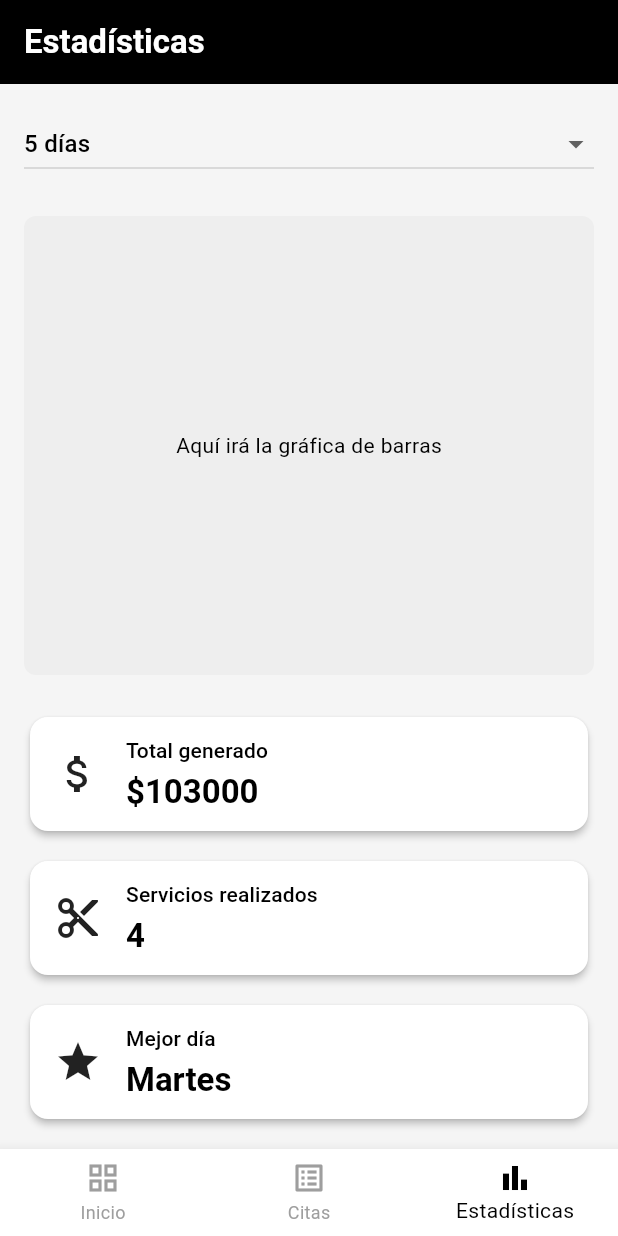
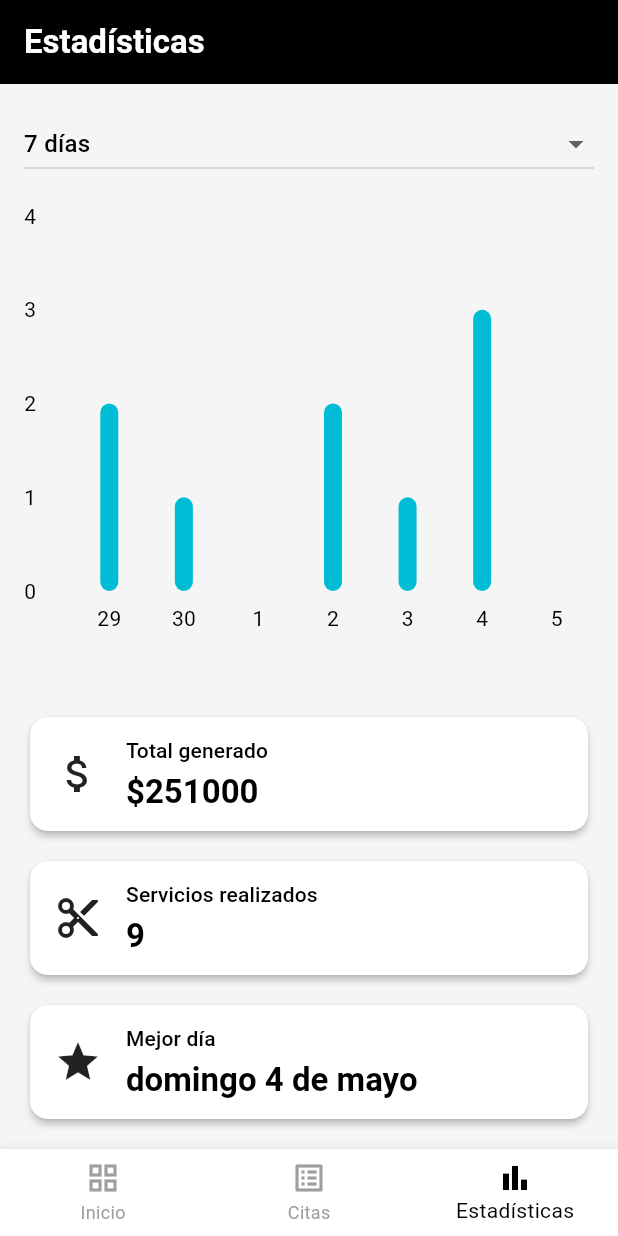
Before and after one commit to 07santiago21/BarberWise, a Flutter app: the screen it shows after launch, item 3 of the bottom bar chosen, on a phone screen of 412 x 824 dp. Run offline on Flutter 3.47's test engine with Material 3 defaults, Android fonts, the phone set to English and light mode, and no system bars.

Commit message:
fix(general): changes for graphics

```diff
--- a/lib/data/datasources/mock_appointments_datasource.dart
+++ b/lib/data/datasources/mock_appointments_datasource.dart
@@ -8,40 +8,125 @@ class MockAppointmentsDatasource {
 
   MockAppointmentsDatasource() {
     allAppointments.addAll([
-      // 📅 6 de mayo
       Appointments(
-        clientName: 'Juan Pérez',
+        clientName: 'Fabio G.',
+        startTime: DateTime(2025, 4, 20, 8, 0),
+        endTime: DateTime(2025, 4, 20, 8, 30),
+        services: [services[0]],
+      ),
+      Appointments(
+        clientName: 'Margarita D.',
+        startTime: DateTime(2025, 4, 20, 9, 0),
+        endTime: DateTime(2025, 4, 20, 9, 20),
+        services: [services[1]],
+      ),
+      Appointments(
+        clientName: 'Jorge T.',
+        startTime: DateTime(2025, 4, 20, 10, 0),
+        endTime: DateTime(2025, 4, 20, 11, 0),
+        services: [services[2]],
+      ),
+      Appointments(
+        clientName: 'Juan David R.',
+        startTime: DateTime(2025, 4, 20, 11, 30),
+        endTime: DateTime(2025, 4, 20, 12, 0),
+        services: [services[3]],
+      ),
+      Appointments(
+        clientName: 'Sebastian P.',
+        startTime: DateTime(2025, 4, 20, 12, 30),
+        endTime: DateTime(2025, 4, 20, 13, 0),
+        services: [services[0], services[3]],
+      ),
+      Appointments(
+        clientName: 'Sofía R.',
+        startTime: DateTime(2025, 4, 29, 9, 0),
+        endTime: DateTime(2025, 4, 29, 9, 30),
+        services: [services[0]],
+      ),
+      Appointments(
+        clientName: 'Pedro Á.',
+        startTime: DateTime(2025, 4, 29, 10, 0),
+        endTime: DateTime(2025, 4, 29, 10, 20),
+        services: [services[1]],
+      ),
+      Appointments(
+        clientName: 'María G.',
+        startTime: DateTime(2025, 4, 29, 11, 0),
+        endTime: DateTime(2025, 4, 29, 11, 25),
+        services: [services[2]],
+      ),
+      Appointments(
+        clientName: 'Luis M.',
+        startTime: DateTime(2025, 4, 29, 12, 0),
+        endTime: DateTime(2025, 4, 29, 12, 30),
+        services: [services[3]],
+      ),
+      Appointments(
+        clientName: 'Andrés H.',
+        startTime: DateTime(2025, 5, 1, 10, 0),
+        endTime: DateTime(2025, 5, 1, 10, 20),
+        services: [services[1]],
+      ),
+      Appointments(
+        clientName: 'Carla R.',
+        startTime: DateTime(2025, 5, 2, 11, 0),
+        endTime: DateTime(2025, 5, 2, 11, 50),
+        services: [services[0], services[1]],
+      ),
+      Appointments(
+        clientName: 'Diego V.',
+        startTime: DateTime(2025, 5, 3, 14, 0),
+        endTime: DateTime(2025, 5, 3, 14, 25),
+        services: [services[3]],
+      ),
+      Appointments(
+        clientName: 'Elena C.',
+        startTime: DateTime(2025, 5, 4, 16, 30),
+        endTime: DateTime(2025, 5, 4, 17, 30),
+        services: [services[2]],
+      ),
+      Appointments(
+        clientName: 'Miguel D.',
+        startTime: DateTime(2025, 5, 5, 9, 0),
+        endTime: DateTime(2025, 5, 5, 9, 30),
+        services: [services[0]],
+      ),
+      Appointments(
+        clientName: 'Ana P.',
+        startTime: DateTime(2025, 5, 5, 10, 0),
+        endTime: DateTime(2025, 5, 5, 10, 45),
+        services: [services[2]],
+      ),
+      Appointments(
+        clientName: 'Juan P.',
         startTime: DateTime(2025, 5, 6, 9, 0),
         endTime: DateTime(2025, 5, 6, 9, 30),
-        services: [services[0]], // Corte de pelo
+        services: [services[0]],
       ),
       Appointments(
-        clientName: 'María López',
+        clientName: 'María L.',
         startTime: DateTime(2025, 5, 6, 10, 0),
         endTime: DateTime(2025, 5, 6, 10, 45),
-        services: [services[1], services[3]], // Cejas + barba
+        services: [services[1], services[3]],
       ),
-
-      // 📅 8 de mayo
       Appointments(
-        clientName: 'Carlos Gómez',
+        clientName: 'Carlos G.',
         startTime: DateTime(2025, 5, 8, 14, 0),
         endTime: DateTime(2025, 5, 8, 15, 0),
-        services: [services[2]], // Coloración
+        services: [services[2]],
       ),
-
-      // 📅 10 de mayo
       Appointments(
-        clientName: 'Ana Torres',
+        clientName: 'Ana T.',
         startTime: DateTime(2025, 5, 10, 16, 0),
         endTime: DateTime(2025, 5, 10, 17, 0),
-        services: [services[0], services[2]], // Corte de pelo + coloración
+        services: [services[0], services[2]],
       ),
       Appointments(
-        clientName: 'Luis Martínez',
+        clientName: 'Luis M.',
         startTime: DateTime(2025, 5, 10, 17, 30),
         endTime: DateTime(2025, 5, 10, 18, 0),
-        services: [services[3]], // Corte de barba
+        services: [services[3]],
       ),
     ]);
   }
--- a/lib/data/datasources/mock_services_datasource.dart
+++ b/lib/data/datasources/mock_services_datasource.dart
@@ -6,30 +6,25 @@ class MockServicesDatasource {
       name: 'Corte de pelo',
       price: 25000,
       duration: Duration(minutes: 30),
-      date: DateTime(2025, 5, 6), // 6 de mayo 2025
     ),
     Service(
       name: 'Depilación de cejas',
       price: 15000,
       duration: Duration(minutes: 20),
-      date: DateTime(2025, 5, 6), // 6 de mayo 2025
     ),
     Service(
       name: 'Coloración',
       price: 45000,
       duration: Duration(minutes: 60),
-      date: DateTime(2025, 5, 8), // 8 de mayo 2025
     ),
     Service(
       name: 'Corte de barba',
       price: 18000,
       duration: Duration(minutes: 25),
-      date: DateTime(2025, 5, 10), // 10 de mayo 2025
     ),
   ];
 
   Future<List<Service>> getServicesByRange(DateTime from, DateTime to) async {
-    await Future.delayed(const Duration(milliseconds: 300));
     return services;
   }
 }
--- a/lib/domain/entities/haircut_type.dart.dart
+++ b/lib/domain/entities/haircut_type.dart.dart
@@ -1,4 +1,3 @@
-/// Tipos de servicios
 enum HaircutType {
   haircutOnly,
   beardOnly,
--- a/lib/domain/entities/services.dart
+++ b/lib/domain/entities/services.dart
@@ -2,12 +2,10 @@ class Service {
   final String name;
   final double price;
   final Duration duration;
-  final DateTime date;
 
   Service({
     required this.name,
     required this.price,
     required this.duration,
-    required this.date,
   });
 }
--- a/lib/domain/enums/time_filter.dart
+++ b/lib/domain/enums/time_filter.dart
@@ -1,35 +1,31 @@
-/// Filtros temporales para estadísticas
 enum TimeFilter {
-  last5Days,
   last7Days,
+  last15Days,
   last30Days,
 }
 
 extension TimeFilterExtension on TimeFilter {
-  /// Cuántos días atrás incluye el filtro
   int get days {
     switch (this) {
-      case TimeFilter.last5Days:
-        return 5;
       case TimeFilter.last7Days:
         return 7;
+      case TimeFilter.last15Days:
+        return 15;
       case TimeFilter.last30Days:
         return 30;
     }
   }
 
-  /// Nombre para mostrar en la UI
   String get displayName {
     switch (this) {
-      case TimeFilter.last5Days:
-        return '5 días';
       case TimeFilter.last7Days:
         return '7 días';
+      case TimeFilter.last15Days:
+        return '15 días';
       case TimeFilter.last30Days:
         return '30 días';
     }
   }
 
-  /// Fecha de inicio (hoy menos [days]−1, para incluir hoy)
   DateTime get startDate => DateTime.now().subtract(Duration(days: days - 1));
 }
--- a/lib/domain/usecases/calculate_profits.dart
+++ b/lib/domain/usecases/calculate_profits.dart
@@ -1,7 +1,6 @@
-import '../entities/services.dart';
+import '../entities/appointments.dart';
 
-/// Suma los precios de todos los cortes
 class CalculateProfits {
-  double call(List<Service> haircuts) =>
-      haircuts.fold(0.0, (sum, h) => sum + h.price);
+  double call(List<Appointments> apps) =>
+      apps.fold(0.0, (sum, a) => sum + a.totalPrice);
 }
--- /dev/null
+++ b/lib/domain/usecases/count_appointments.dart
@@ -0,0 +1,10 @@
+import '../entities/appointments.dart';
+
+class CountAppointments {
+  int call(List<Appointments> appointments) {
+    return appointments.fold(
+      0,
+      (sum, appt) => sum + appt.services.length,
+    );
+  }
+}
--- a/lib/domain/usecases/count_services.dart
+++ /dev/null
@@ -1,6 +0,0 @@
-import '../entities/services.dart';
-
-/// Cuenta cuántos cortes hay en la lista
-class CountServices {
-  int call(List<Service> haircuts) => haircuts.length;
-}
--- /dev/null
+++ b/lib/domain/usecases/get_appointments_by_range.dart
@@ -0,0 +1,15 @@
+import '../entities/appointments.dart';
+
+class GetAppointmentsByRange {
+  final Future<List<Appointments>> Function(DateTime from, DateTime to)
+      repository;
+
+  GetAppointmentsByRange(this.repository);
+
+  Future<List<Appointments>> call(DateTime from, DateTime to) async {
+    final all = await repository(from, to);
+    return all
+        .where((a) => !a.startTime.isBefore(from) && !a.startTime.isAfter(to))
+        .toList();
+  }
+}
--- a/lib/domain/usecases/get_best_day.dart
+++ b/lib/domain/usecases/get_best_day.dart
@@ -1,30 +1,45 @@
-import '../entities/services.dart';
+import 'package:intl/intl.dart';
+import '../entities/appointments.dart';
+import '../enums/time_filter.dart';
 
-/// Determina el día (nombre) con más cortes
 class GetBestDay {
-  String call(List<Service> haircuts) {
-    if (haircuts.isEmpty) return '';
+  String call(List<Appointments> appointments, TimeFilter filter) {
+    if (appointments.isEmpty) return '';
 
-    // Agrupamos por día (solo fecha)
-    final Map<DateTime, int> counts = {};
-    for (var h in haircuts) {
-      final day = DateTime(h.date.year, h.date.month, h.date.day);
-      counts[day] = (counts[day] ?? 0) + 1;
+    final from = filter.startDate;
+    final to = DateTime.now();
+    final totalDays = to.difference(from).inDays + 1;
+    final groupByWeek = filter == TimeFilter.last30Days;
+    final bucketCount = groupByWeek ? 4 : totalDays;
+
+    final counts = <int, int>{};
+    for (var a in appointments) {
+      final svcCount = a.services.length;
+      if (svcCount == 0) continue;
+      final diff = a.startTime.difference(from).inDays;
+      final bucket = groupByWeek ? (diff * bucketCount ~/ totalDays) : diff;
+      counts[bucket] = (counts[bucket] ?? 0) + svcCount;
+    }
+    if (counts.isEmpty) return '';
+
+    final bestBucket = counts.entries
+        .reduce((a, b) => a.value > b.value ? a : (a.value < b.value ? b : a))
+        .key;
+
+    DateTime bestDate;
+    if (groupByWeek) {
+      final span = totalDays / bucketCount;
+      final startOff = (bestBucket * span).floor();
+      final endOff = ((bestBucket + 1) * span).ceil() - 1;
+      bestDate = from.add(Duration(days: (startOff + endOff) ~/ 2));
+    } else {
+      bestDate = from.add(Duration(days: bestBucket));
     }
 
-    // Buscamos el día con más cortes
-    final bestEntry =
-        counts.entries.reduce((a, b) => a.value > b.value ? a : b);
-    final weekday = bestEntry.key.weekday;
-    const nombres = [
-      'Lunes',
-      'Martes',
-      'Miércoles',
-      'Jueves',
-      'Viernes',
-      'Sábado',
-      'Domingo'
-    ];
-    return nombres[weekday - 1];
+    final locale = 'es';
+    final weekday = DateFormat('EEEE', locale).format(bestDate).toLowerCase();
+    final day = bestDate.day;
+    final month = DateFormat('MMMM', locale).format(bestDate).toLowerCase();
+    return '$weekday $day de $month';
   }
 }
--- a/lib/domain/usecases/get_services_by_range.dart
+++ /dev/null
@@ -1,12 +0,0 @@
-import '../entities/services.dart';
-
-/// Caso de uso puro que recibe una función de repositorio
-class GetServiceByRange {
-  final Future<List<Service>> Function(DateTime from, DateTime to) repository;
-
-  GetServiceByRange(this.repository);
-
-  Future<List<Service>> call(DateTime from, DateTime to) {
-    return repository(from, to);
-  }
-}
--- a/lib/presentation/pages/statistics_screen.dart
+++ b/lib/presentation/pages/statistics_screen.dart
@@ -29,7 +29,7 @@ class StatisticsScreen extends StatelessWidget {
                   const SizedBox(height: 24),
                   Expanded(
                     child: HaircutsBarChart(
-                      data: prov.services,
+                      data: prov.appointments,
                       filter: prov.filter,
                     ),
                   ),
@@ -56,7 +56,6 @@ class StatisticsScreen extends StatelessWidget {
             },
           ),
         ),
-        // El navbar lo implementará tu compañero; aquí no lo incluimos
       ),
     );
   }
--- a/lib/presentation/providers/statistics_provider.dart
+++ b/lib/presentation/providers/statistics_provider.dart
@@ -1,34 +1,42 @@
 import 'package:flutter/material.dart';
 
 import '../../domain/enums/time_filter.dart';
-import '../../domain/entities/services.dart';
-import '../../domain/usecases/get_services_by_range.dart';
-import '../../domain/usecases/count_services.dart';
+import '../../domain/entities/appointments.dart';
+import '../../domain/usecases/get_appointments_by_range.dart';
+import '../../domain/usecases/count_appointments.dart';
 import '../../domain/usecases/calculate_profits.dart';
 import '../../domain/usecases/get_best_day.dart';
-import '../../data/datasources/mock_services_datasource.dart';
+import '../../data/datasources/mock_appointments_datasource.dart';
 
 class StatisticsProvider extends ChangeNotifier {
-  final _datasource = MockServicesDatasource();
+  final _datasource = MockAppointmentsDatasource();
 
-  // UseCases
-  late final _getByRange = GetServiceByRange(
-    _datasource.getServicesByRange,
+  late final GetAppointmentsByRange _getByRange = GetAppointmentsByRange(
+    (DateTime from, DateTime to) async {
+      final List<Appointments> all = [];
+      final days = to.difference(from).inDays;
+      for (int i = 0; i <= days; i++) {
+        final date =
+            DateTime(from.year, from.month, from.day).add(Duration(days: i));
+        final page = await _datasource.getAppointmentsFor(date);
+        all.addAll(page);
+      }
+      return all;
+    },
   );
-  final _count = CountServices();
-  final _profits = CalculateProfits();
-  final _bestDay = GetBestDay();
 
-  // Estado
-  TimeFilter _filter = TimeFilter.last5Days;
-  List<Service> _services = [];
+  final CountAppointments _count = CountAppointments();
+  final CalculateProfits _profits = CalculateProfits();
+  final GetBestDay _bestDayUseCase = GetBestDay();
+
+  TimeFilter _filter = TimeFilter.last7Days;
+  List<Appointments> _appointments = [];
   double _totalProfit = 0;
   int _totalCount = 0;
   String _bestDayName = '';
 
-  // Getters
   TimeFilter get filter => _filter;
-  List<Service> get services => _services;
+  List<Appointments> get appointments => _appointments;
   double get totalProfit => _totalProfit;
   int get totalCount => _totalCount;
   String get bestDayName => _bestDayName;
@@ -37,7 +45,6 @@ class StatisticsProvider extends ChangeNotifier {
     loadStatistics();
   }
 
-  /// Cambia el filtro y recarga datos
   Future<void> setFilter(TimeFilter newFilter) async {
     _filter = newFilter;
     notifyListeners();
@@ -47,10 +54,13 @@ class StatisticsProvider extends ChangeNotifier {
   Future<void> loadStatistics() async {
     final from = _filter.startDate;
     final to = DateTime.now();
-    _services = await _getByRange(from, to);
-    _totalCount = _count(_services);
-    _totalProfit = _profits(_services);
-    _bestDayName = _bestDay(_services);
+
+    _appointments = await _getByRange(from, to);
+
+    _totalCount = _count(_appointments);
+    _totalProfit = _profits(_appointments);
+    _bestDayName = _bestDayUseCase(_appointments, _filter);
+
     notifyListeners();
   }
 }
--- a/lib/presentation/widgets/statistics/haircuts_bar_chart.dart
+++ b/lib/presentation/widgets/statistics/haircuts_bar_chart.dart
@@ -1,30 +1,124 @@
+// lib/presentation/widgets/statistics/haircuts_bar_chart.dart
+
+import 'package:fl_chart/fl_chart.dart';
 import 'package:flutter/material.dart';
-import '../../../domain/entities/services.dart';
+
+import '../../../domain/entities/appointments.dart';
 import '../../../domain/enums/time_filter.dart';
 
-/// Placeholder de gráfica de barras.
-/// Más adelante puedes sustituirlo por una implementación real
-/// (p. ej. fl_chart o charts_flutter).
 class HaircutsBarChart extends StatelessWidget {
-  final List<Service> data;
+  /// Lista de todas las citas ya filtradas en el provider
+  final List<Appointments> data;
+
+  /// Filtro actual (7, 15 o 30 días)
   final TimeFilter filter;
 
   const HaircutsBarChart({
-    super.key,
+    Key? key,
     required this.data,
     required this.filter,
-  });
+  }) : super(key: key);
 
   @override
   Widget build(BuildContext context) {
-    return Container(
-      height: 200,
-      decoration: BoxDecoration(
-        color: Colors.grey.shade200,
-        borderRadius: BorderRadius.circular(8),
+    // 1) Definir rango
+    final from = filter.startDate;
+    final to = DateTime.now();
+    final totalDays = to.difference(from).inDays + 1;
+
+    // 2) Decidir agrupación: diaria o semanal (para 30d)
+    final bool groupByWeek = filter == TimeFilter.last30Days;
+    final int groupCount = groupByWeek ? 4 : totalDays;
+
+    // 3) Contar servicios en cada bucket
+    final counts = <int, int>{};
+    for (var appt in data) {
+      final svcCount = appt.services.length;
+      if (svcCount == 0) continue;
+
+      final diff = appt.startTime.difference(from).inDays;
+      final bucket = groupByWeek ? (diff * groupCount ~/ totalDays) : diff;
+
+      counts[bucket] = (counts[bucket] ?? 0) + svcCount;
+    }
+
+    // 4) Construir grupos de barras
+    final bars = List<BarChartGroupData>.generate(groupCount, (i) {
+      final y = counts[i]?.toDouble() ?? 0;
+      return BarChartGroupData(
+        x: i,
+        barRods: [BarChartRodData(toY: y, width: 12)],
+      );
+    });
+
+    // 5) Crear etiquetas de eje X
+    final titles = <int, String>{};
+    for (var i = 0; i < groupCount; i++) {
+      if (groupByWeek) {
+        final span = totalDays / groupCount;
+        final startOff = (i * span).floor();
+        final endOff = (((i + 1) * span).ceil() - 1);
+        final a = from.add(Duration(days: startOff));
+        final b = from.add(Duration(days: endOff));
+        titles[i] = '${a.day}–${b.day}';
+      } else {
+        final d = from.add(Duration(days: i));
+        titles[i] = '${d.day}';
+      }
+    }
+
+    // 6) Renderizar el chart
+    return Padding(
+      padding: const EdgeInsets.only(bottom: 16.0),
+      child: MouseRegion(
+        cursor: SystemMouseCursors.basic,
+        child: BarChart(
+          BarChartData(
+            alignment: BarChartAlignment.spaceAround,
+            maxY: (counts.values.isEmpty
+                    ? 1
+                    : counts.values.reduce((a, b) => a > b ? a : b)) +
+                1,
+            barGroups: bars,
+
+            // Desactivar interacciones internas
+            barTouchData: BarTouchData(enabled: false),
+
+            titlesData: FlTitlesData(
+              bottomTitles: AxisTitles(
+                sideTitles: SideTitles(
+                  showTitles: true,
+                  reservedSize: 40,
+                  getTitlesWidget: (value, meta) {
+                    final idx = value.toInt();
+                    return SideTitleWidget(
+                      axisSide: meta.axisSide,
+                      child: Text(titles[idx] ?? ''),
+                    );
+                  },
+                ),
+              ),
+              leftTitles: AxisTitles(
+                sideTitles: SideTitles(
+                  showTitles: true,
+                  interval: 1,
+                  reservedSize: 32,
+                  getTitlesWidget: (value, meta) {
+                    if (value % 1 != 0) return const SizedBox.shrink();
+                    return Text(value.toInt().toString());
+                  },
+                ),
+              ),
+              rightTitles:
+                  AxisTitles(sideTitles: SideTitles(showTitles: false)),
+              topTitles: AxisTitles(sideTitles: SideTitles(showTitles: false)),
+            ),
+
+            gridData: FlGridData(show: false),
+            borderData: FlBorderData(show: false),
+          ),
+        ),
       ),
-      alignment: Alignment.center,
-      child: const Text('Aquí irá la gráfica de barras'),
     );
   }
 }
```
